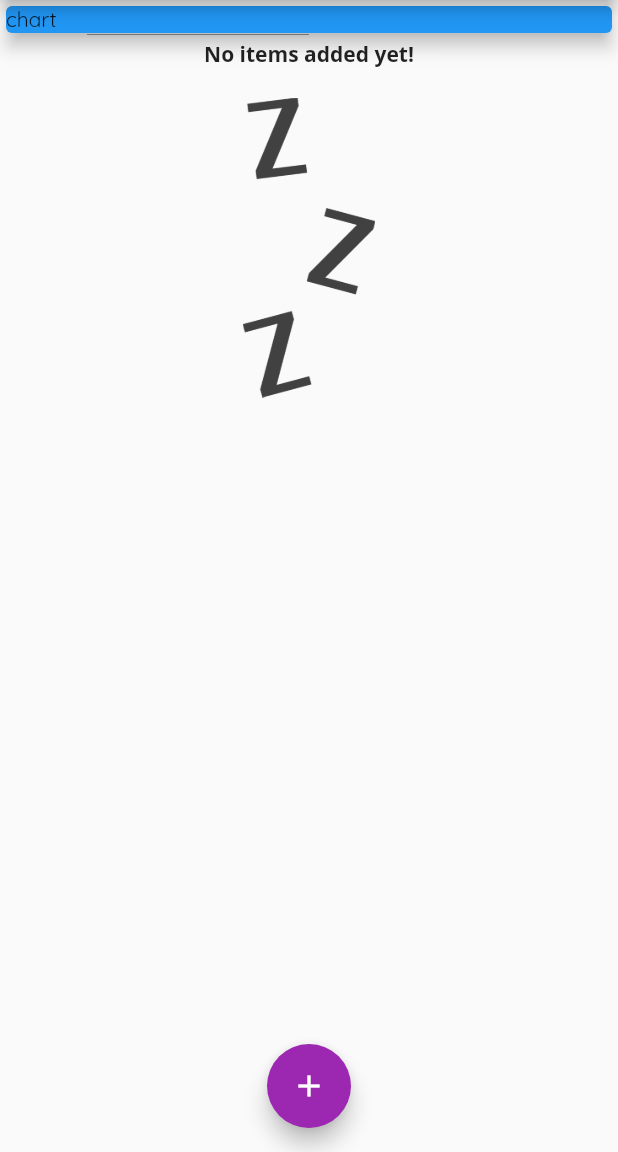
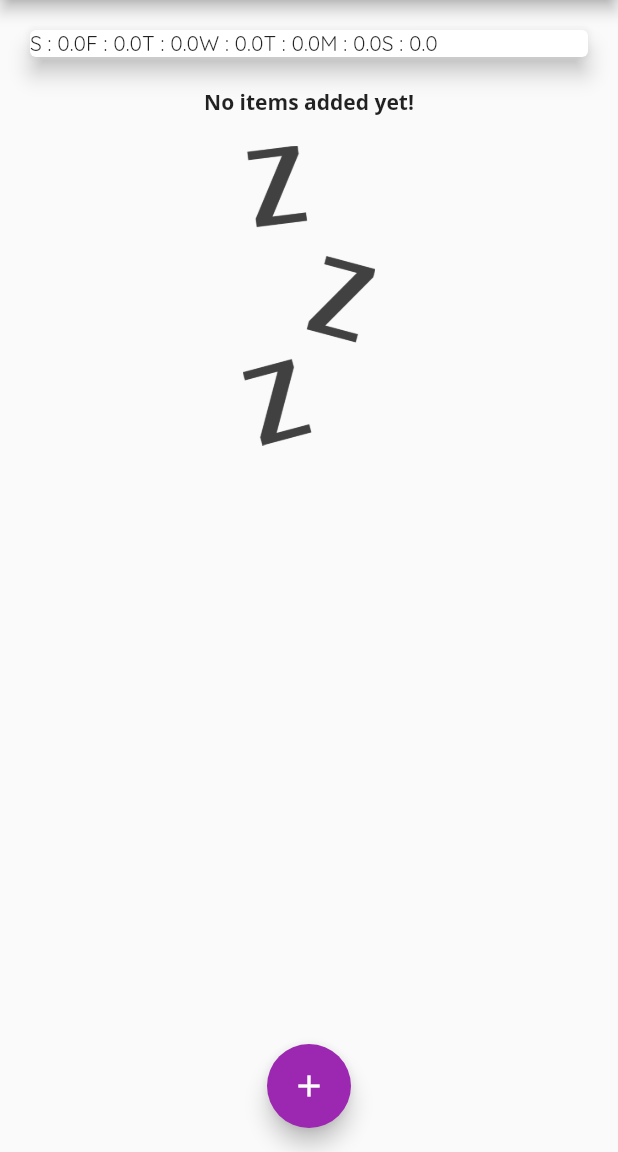
Before and after one commit to dangregory86/expense_tracker, a Flutter app: the screen it shows after launch, on a phone screen of 412 x 824 dp, the part 84-1236 px from its top. Run offline on Flutter 3.47's test engine with Material 2 defaults, Android fonts, the phone set to English and light mode, and no system bars.

Commit message:
Ready to create the bar chart.

```diff
--- a/lib/main.dart
+++ b/lib/main.dart
@@ -2,6 +2,7 @@ import 'package:expense_tracker/widgets/transaction_list.dart';
 import 'package:flutter/gestures.dart';
 import 'package:flutter/material.dart';
 
+import './widgets/chart.dart';
 import './widgets/new_transaction.dart';
 import './models/transaction.dart';
 
@@ -51,6 +52,18 @@ class _MyHomePageState extends State<MyHomePage> {
     // ),
   ];
 
+  List<Transaction> get _recentTransactions {
+    return _transactions.where(
+      (tx) {
+        return tx.dtg.isAfter(
+          DateTime.now().subtract(
+            Duration(days: 7),
+          ),
+        );
+      },
+    ).toList();
+  }
+
   void _addNewTransaction(String title, double amount) {
     final newTx = Transaction(
       title: title,
@@ -91,14 +104,7 @@ class _MyHomePageState extends State<MyHomePage> {
       body: Column(
         crossAxisAlignment: CrossAxisAlignment.stretch,
         children: <Widget>[
-          Container(
-            width: double.infinity,
-            child: Card(
-              color: Colors.blue,
-              child: Text('chart'),
-              elevation: 5,
-            ),
-          ),
+          Chart(_recentTransactions),
           TransactionList(_transactions),
         ],
       ),
--- /dev/null
+++ b/lib/widgets/chart.dart
@@ -0,0 +1,46 @@
+import 'package:flutter/material.dart';
+import 'package:intl/intl.dart';
+
+import '../models/transaction.dart';
+
+class Chart extends StatelessWidget {
+  final List<Transaction> recentTransactions;
+
+  Chart(this.recentTransactions);
+
+  List<Map<String, Object>> get groupedTransactionValues {
+    return List.generate(7, (index) {
+      final weekDay = DateTime.now().subtract(
+        Duration(days: index),
+      );
+      var totalSum = 0.0;
+
+      for (int i = 0; i < recentTransactions.length; i++) {
+        if (recentTransactions[i].dtg.day == weekDay.day &&
+            recentTransactions[i].dtg.month == weekDay.month &&
+            recentTransactions[i].dtg.year == weekDay.year) {
+          totalSum += recentTransactions[i].amount;
+        }
+      }
+      return {
+        'day': DateFormat.E().format(weekDay).substring(0, 1),
+        'amount': totalSum,
+      };
+    });
+  }
+
+  @override
+  Widget build(BuildContext context) {
+    return Card(
+      elevation: 6,
+      margin: EdgeInsets.all(20),
+      child: Row(
+        children: groupedTransactionValues.map(
+          (data) {
+            return Text('${data['day']} : ${data['amount']}');
+          },
+        ).toList(),
+      ),
+    );
+  }
+}
--- /dev/null
+++ b/lib/widgets/chart_bar.dart
@@ -0,0 +1,8 @@
+import 'package:flutter/material.dart';
+
+class ChartBar extends StatelessWidget {
+  @override
+  Widget build(BuildContext context) {
+    return Container();
+  }
+}
```
